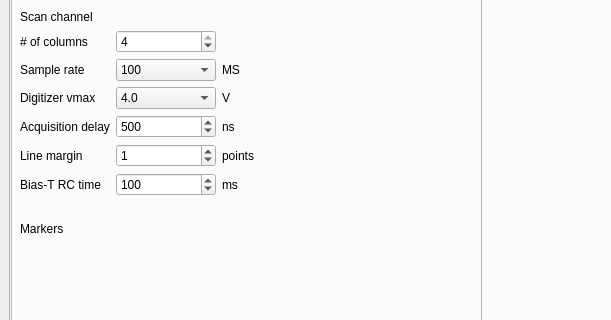
Old version of the form core_tools/GUI/keysight_videomaps/GUI/GUI.ui in the repository stephanlphilips/core_tools; both pictures show x 0 to 611 and y 95 to 415 of the 1207 by 798 pixel window.
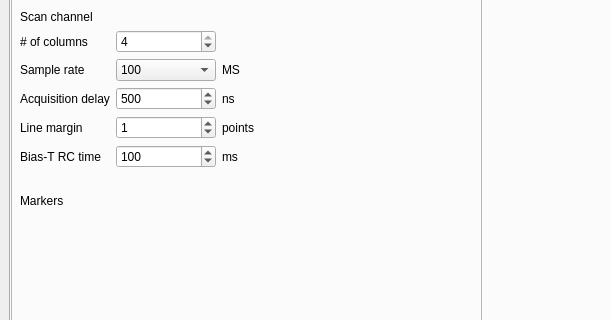
New version of the form. The open tabs and pages were chosen to show the change.

Commit message: Removed setting of Digitizer vmax from GUI

What changed in the file:
```diff
--- a/core_tools/GUI/keysight_videomaps/GUI/GUI.ui
+++ b/core_tools/GUI/keysight_videomaps/GUI/GUI.ui
@@ -1344,67 +1344,6 @@
               </item>
              </layout>
             </item>
-            <item row="4" column="0">
-             <widget class="QLabel" name="label_vmax">
-              <property name="text">
-               <string>Digitizer vmax</string>
-              </property>
-             </widget>
-            </item>
-            <item row="4" column="1">
-             <layout class="QHBoxLayout" name="horizontalLayout_vmax">
-              <item>
-               <widget class="QComboBox" name="_gen_dig_vmax">
-                 <property name="maximumSize">
-                  <size>
-                   <width>100</width>
-                   <height>100</height>
-                  </size>
-                 </property>
-                <property name="editable">
-                 <bool>false</bool>
-                </property>
-                <item>
-                 <property name="text">
-                  <string>4.0</string>
-                 </property>
-                </item>
-                <item>
-                 <property name="text">
-                  <string>2.0</string>
-                 </property>
-                </item>
-                <item>
-                 <property name="text">
-                  <string>1.0</string>
-                 </property>
-                </item>
-                <item>
-                 <property name="text">
-                  <string>0.5</string>
-                 </property>
-                </item>
-                <item>
-                 <property name="text">
-                  <string>0.25</string>
-                 </property>
-                </item>
-                <item>
-                 <property name="text">
-                  <string>0.125</string>
-                 </property>
-                </item>
-               </widget>
-              </item>
-              <item>
-               <widget class="QLabel" name="label_volt">
-                <property name="text">
-                 <string>V</string>
-                </property>
-               </widget>
-              </item>
-             </layout>
-            </item>
             <item row="5" column="0">
              <widget class="QLabel" name="label_acq_delay">
               <property name="text">
```
The commit also changes 5 other files.
